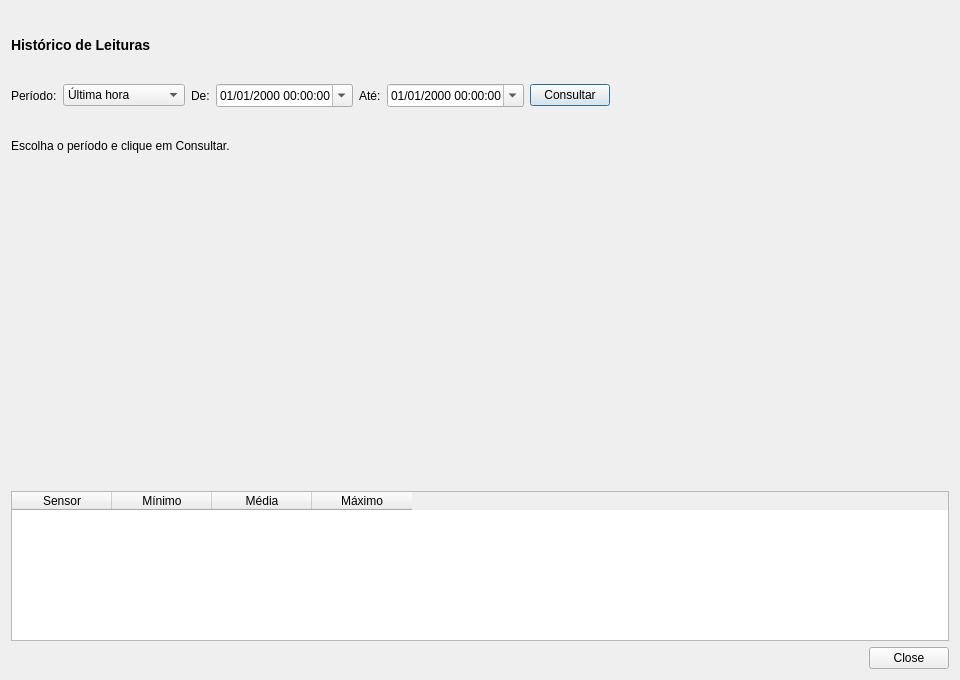
Old version of the form ui/tela_historico_leituras.ui in the repository DellaliberaPedro/scada-reservatorio-agua.
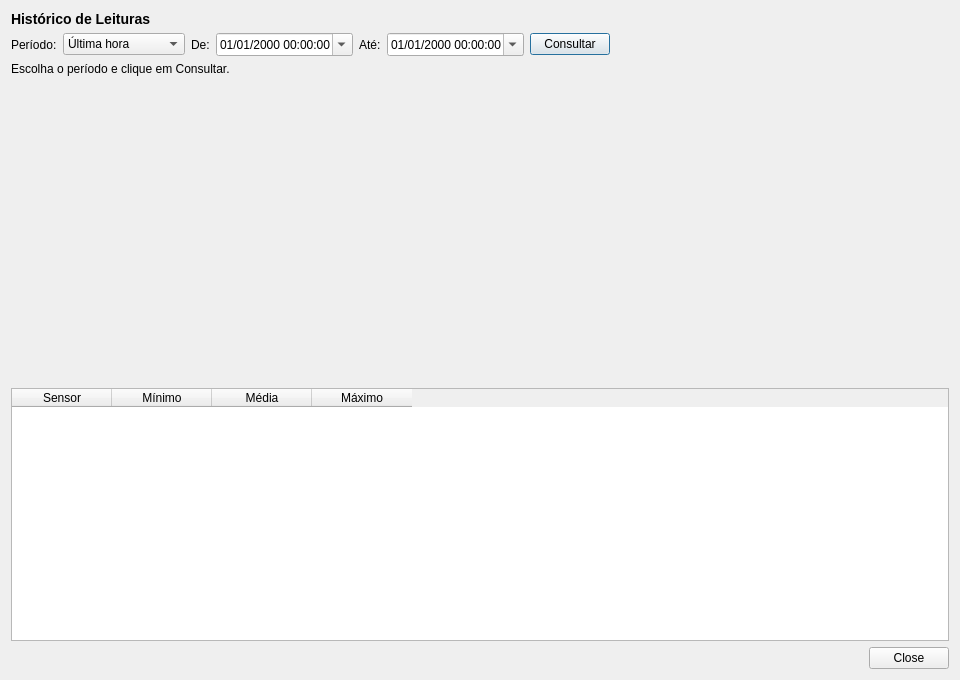
New version of the form.

Commit message: fix: tabela de resumo do historico sem cortar a linha do IQA; eixo X com segundos em periodos curtos

The edit to the form file:
```diff
--- a/ui/tela_historico_leituras.ui
+++ b/ui/tela_historico_leituras.ui
@@ -148,12 +148,6 @@
 
    <item>
     <widget class="QTableWidget" name="table_resumo">
-     <property name="maximumSize">
-      <size>
-       <width>16777215</width>
-       <height>150</height>
-      </size>
-     </property>
      <property name="alternatingRowColors">
       <bool>true</bool>
      </property>
```
The commit also changes 2 other files.
